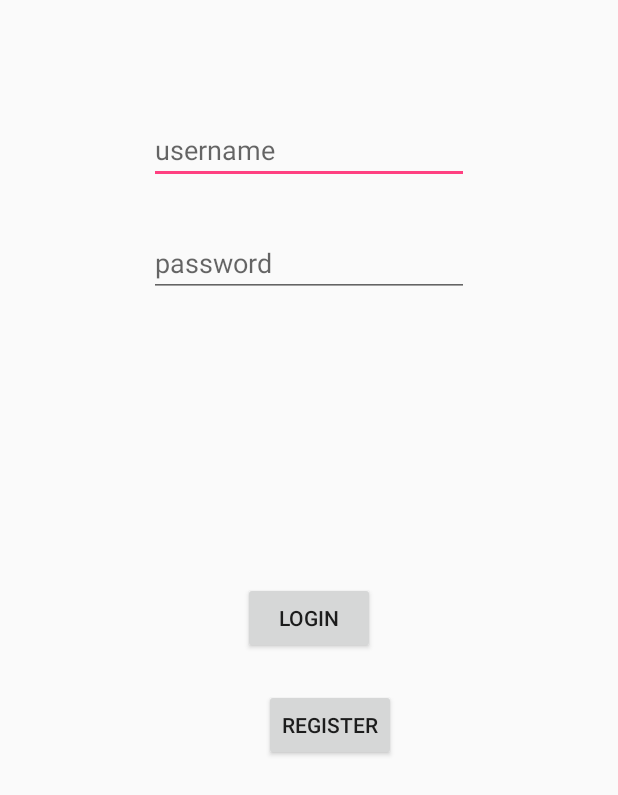
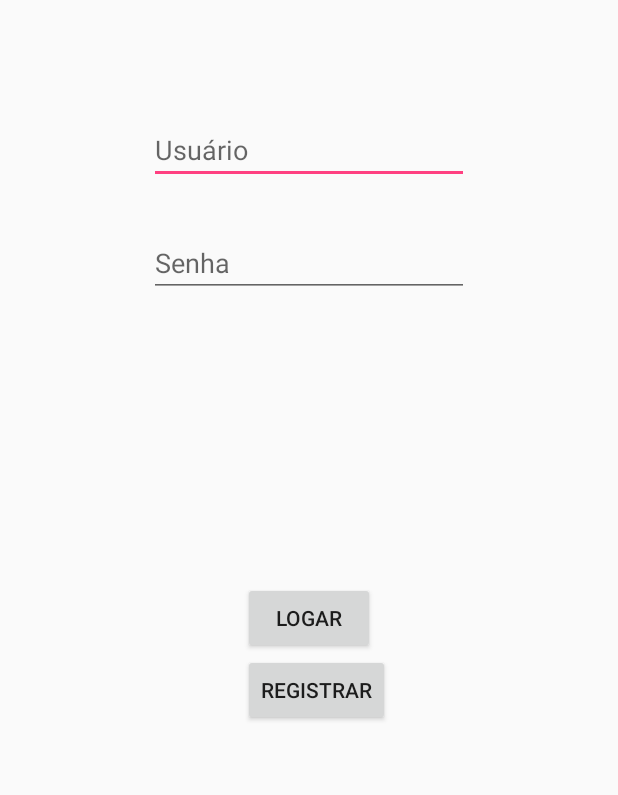
Before and after one commit to UmissTeam/UMISS-Android, an Android app: the screen it shows after launch (LoginActivity), on a phone screen of 412 x 824 dp. Shown: the top 795 px of the screen. Run offline under Robolectric (Android 15) with nearby library versions, the phone set to English and light mode, and no system bars; libraries missing offline, so code that uses them is left out: com.jjoe64.graphview, com.koushikdutta.async, com.koushikdutta.ion; 10 statements that could not run were skipped.

Commit message:
Changing langague on login activity

```diff
--- a/app/src/main/java/com/umiss/LoginActivity.java
+++ b/app/src/main/java/com/umiss/LoginActivity.java
@@ -110,11 +110,14 @@ public class LoginActivity extends AppCompatActivity {
 
     private void sendAndroidToken(final String password, final String token,final String androidToken){
 
+
         UMISSRest.get(UMISSRest.MONITORS + "/1", token, new FutureCallback<JsonObject>() {
             @Override
             public void onCompleted(Exception e, JsonObject result) {
 
                 JsonObject jsonObject = new JsonObject();
+
+                try {
                     jsonObject.addProperty("username", result.get("data").getAsJsonObject().get("attributes").getAsJsonObject()
                             .get("username").getAsString());
                     jsonObject.addProperty("token", result.get("data").getAsJsonObject().get("attributes").getAsJsonObject()
@@ -125,10 +128,10 @@ public class LoginActivity extends AppCompatActivity {
                     String id = result.get("data").getAsJsonObject().get("id").getAsString();
                     jsonObject.addProperty("id", id);
 
-                if ( result == null )
-                    Log.d("LoginActivityget" , e.toString());
+                    if (result == null)
+                        Log.d("LoginActivityget", e.toString());
                     else
-                    Log.d("LoginActivityget" , result.toString());
+                        Log.d("LoginActivityget", result.toString());
 
                     Log.d("LoginActivityput", UMISSRest.MONITORS + "/" + id);
 
@@ -139,6 +142,9 @@ public class LoginActivity extends AppCompatActivity {
                                     Log.d("LoginActivity", String.valueOf(result.getHeaders().code()));
                                 }
                             });
+                }catch (Exception exception){
+
+                }
             }
         }, getApplicationContext());
     }
--- a/app/src/main/res/layout/activity_login.xml
+++ b/app/src/main/res/layout/activity_login.xml
@@ -15,7 +15,7 @@
         android:layout_marginTop="77dp"
         android:ems="10"
         android:inputType="textPersonName"
-        android:hint="username"/>
+        android:hint="Usuário"/>
 
     <EditText
         android:id="@+id/editText_password"
@@ -26,16 +26,15 @@
         android:layout_marginTop="30dp"
         android:ems="10"
         android:inputType="textPassword"
-        android:hint="password"/>
+        android:hint="Senha"/>
 
     <Button
         android:id="@+id/button_login"
         android:layout_width="wrap_content"
         android:layout_height="wrap_content"
-        android:layout_centerHorizontal="true"
-        android:layout_centerVertical="true"
         android:onClick="login"
-        android:text="Login" />
+        android:layout_centerInParent="true"
+        android:text="Logar" />
 
     <Button
         android:id="@+id/button_register"
@@ -43,7 +42,6 @@
         android:layout_height="wrap_content"
         android:layout_alignStart="@+id/button_login"
         android:layout_below="@+id/button_login"
-        android:layout_marginStart="14dp"
-        android:layout_marginTop="23dp"
-        android:text="Register" />
+        android:layout_centerInParent="true"
+        android:text="Registrar" />
 </RelativeLayout>
```
Also changed, not shown: 1 other file. Lines whose indentation alone changed are shown as unchanged.
